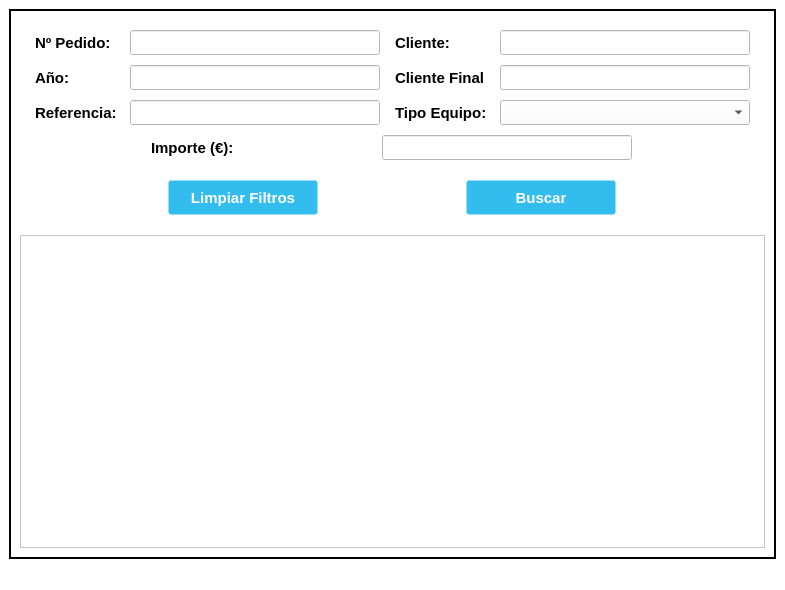
Qt form UI_Files/QueryOrder_Window.ui (e-serrano/ERP_EIPSA) before a commit.
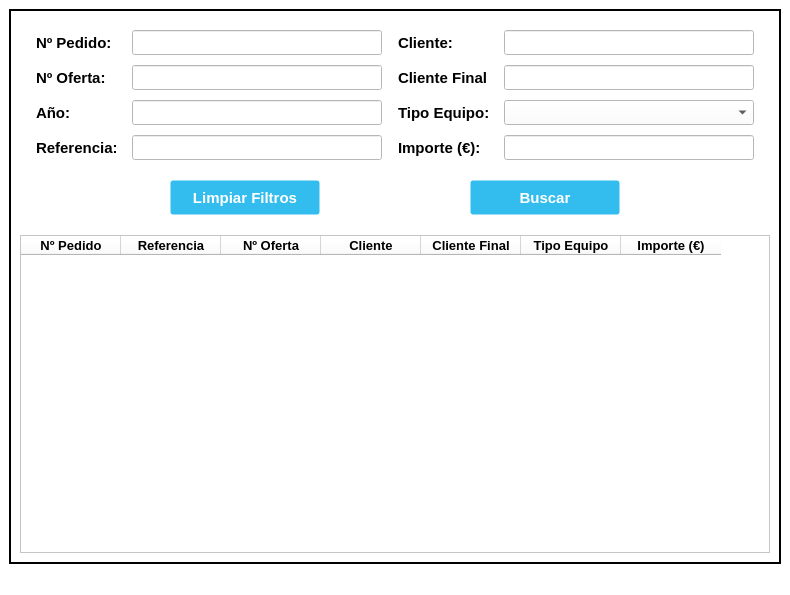
The same form after that commit. Icons and pictures are not drawn.

The edit to the form file:
```diff
--- a/UI_Files/QueryOrder_Window.ui
+++ b/UI_Files/QueryOrder_Window.ui
@@ -6,14 +6,20 @@
    <rect>
     <x>0</x>
     <y>0</y>
-    <width>785</width>
-    <height>590</height>
+    <width>790</width>
+    <height>595</height>
    </rect>
   </property>
   <property name="minimumSize">
    <size>
-    <width>785</width>
-    <height>590</height>
+    <width>790</width>
+    <height>595</height>
+   </size>
+  </property>
+  <property name="maximumSize">
+   <size>
+    <width>790</width>
+    <height>595</height>
    </size>
   </property>
   <property name="windowTitle">
@@ -74,12 +80,6 @@
    <layout class="QGridLayout" name="gridLayout">
     <item row="0" column="0">
      <widget class="QFrame" name="frame">
-      <property name="minimumSize">
-       <size>
-        <width>640</width>
-        <height>480</height>
-       </size>
-      </property>
       <property name="frameShape">
        <enum>QFrame::StyledPanel</enum>
       </property>
@@ -107,12 +107,96 @@
         </spacer>
        </item>
        <item row="8" column="0">
-        <widget class="QTableWidget" name="tableQueryOffer"/>
+        <widget class="QTableWidget" name="tableQueryOrder">
+         <property name="alternatingRowColors">
+          <bool>false</bool>
+         </property>
+         <property name="sortingEnabled">
+          <bool>true</bool>
+         </property>
+         <column>
+          <property name="text">
+           <string>Nº Pedido</string>
+          </property>
+          <property name="font">
+           <font>
+            <pointsize>10</pointsize>
+            <bold>true</bold>
+           </font>
+          </property>
+         </column>
+         <column>
+          <property name="text">
+           <string>Referencia</string>
+          </property>
+          <property name="font">
+           <font>
+            <pointsize>10</pointsize>
+            <bold>true</bold>
+           </font>
+          </property>
+         </column>
+         <column>
+          <property name="text">
+           <string>Nº Oferta</string>
+          </property>
+          <property name="font">
+           <font>
+            <pointsize>10</pointsize>
+            <bold>true</bold>
+           </font>
+          </property>
+         </column>
+         <column>
+          <property name="text">
+           <string>Cliente</string>
+          </property>
+          <property name="font">
+           <font>
+            <pointsize>10</pointsize>
+            <bold>true</bold>
+           </font>
+          </property>
+         </column>
+         <column>
+          <property name="text">
+           <string>Cliente Final</string>
+          </property>
+          <property name="font">
+           <font>
+            <pointsize>10</pointsize>
+            <bold>true</bold>
+           </font>
+          </property>
+         </column>
+         <column>
+          <property name="text">
+           <string>Tipo Equipo</string>
+          </property>
+          <property name="font">
+           <font>
+            <pointsize>10</pointsize>
+            <bold>true</bold>
+           </font>
+          </property>
+         </column>
+         <column>
+          <property name="text">
+           <string>Importe (€)</string>
+          </property>
+          <property name="font">
+           <font>
+            <pointsize>10</pointsize>
+            <bold>true</bold>
+           </font>
+          </property>
+         </column>
+        </widget>
        </item>
        <item row="3" column="0">
         <layout class="QHBoxLayout" name="hLayout3">
          <item>
-          <widget class="QLabel" name="label_RefNum">
+          <widget class="QLabel" name="label_Year">
            <property name="minimumSize">
             <size>
              <width>80</width>
@@ -132,12 +216,12 @@
             </font>
            </property>
            <property name="text">
-            <string>Referencia:</string>
+            <string>Año:</string>
            </property>
           </widget>
          </item>
          <item>
-          <widget class="QLineEdit" name="Ref_QueryOrder">
+          <widget class="QLineEdit" name="Year_QueryOrder">
            <property name="minimumSize">
             <size>
              <width>250</width>
@@ -224,7 +308,7 @@
        <item row="2" column="0">
         <layout class="QHBoxLayout" name="hLayout2">
          <item>
-          <widget class="QLabel" name="label_Year">
+          <widget class="QLabel" name="label_NumOffer">
            <property name="minimumSize">
             <size>
              <width>80</width>
@@ -244,12 +328,12 @@
             </font>
            </property>
            <property name="text">
-            <string>Año:</string>
+            <string>Nº Oferta:</string>
            </property>
           </widget>
          </item>
          <item>
-          <widget class="QLineEdit" name="Year_QueryOrder">
+          <widget class="QLineEdit" name="Numoffer_QueryOrder">
            <property name="minimumSize">
             <size>
              <width>250</width>
@@ -361,7 +445,7 @@
           </widget>
          </item>
          <item>
-          <widget class="QLineEdit" name="Numoffer_QueryOrder">
+          <widget class="QLineEdit" name="Numorder_QueryOrder">
            <property name="minimumSize">
             <size>
              <width>250</width>
@@ -479,17 +563,63 @@
        </item>
        <item row="4" column="0">
         <layout class="QHBoxLayout" name="hLayout4">
+         <item>
+          <widget class="QLabel" name="label_RefNum">
+           <property name="minimumSize">
+            <size>
+             <width>80</width>
+             <height>25</height>
+            </size>
+           </property>
+           <property name="maximumSize">
+            <size>
+             <width>80</width>
+             <height>25</height>
+            </size>
+           </property>
+           <property name="font">
+            <font>
+             <pointsize>11</pointsize>
+             <bold>true</bold>
+            </font>
+           </property>
+           <property name="text">
+            <string>Referencia:</string>
+           </property>
+          </widget>
+         </item>
+         <item>
+          <widget class="QLineEdit" name="Ref_QueryOrder">
+           <property name="minimumSize">
+            <size>
+             <width>250</width>
+             <height>25</height>
+            </size>
+           </property>
+           <property name="maximumSize">
+            <size>
+             <width>250</width>
+             <height>25</height>
+            </size>
+           </property>
+           <property name="font">
+            <font>
+             <pointsize>10</pointsize>
+            </font>
+           </property>
+          </widget>
+         </item>
          <item>
           <widget class="QLabel" name="label_Amount">
            <property name="minimumSize">
             <size>
-             <width>100</width>
+             <width>90</width>
              <height>25</height>
             </size>
            </property>
            <property name="maximumSize">
             <size>
-             <width>100</width>
+             <width>90</width>
              <height>25</height>
             </size>
            </property>
```
Left out of the diff: 14 changed lines with no effect on the pictures.
